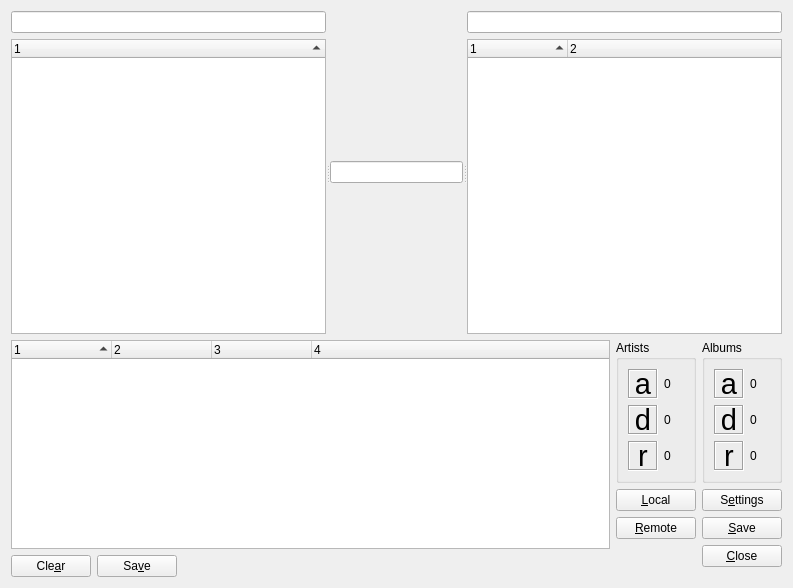
Old version of the form ui/main.ui in the repository KenjiTakahashi/gayeogi.
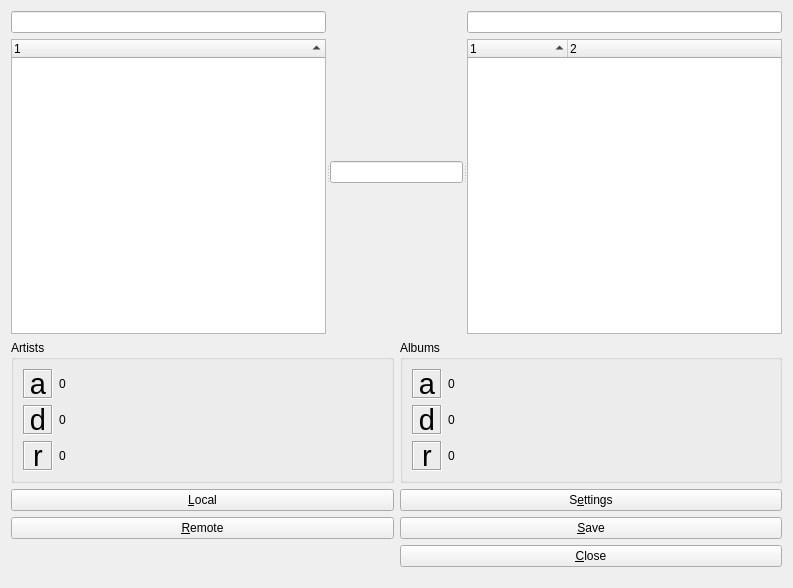
New version of the form.

What changed in the file:
```diff
--- a/ui/main.ui
+++ b/ui/main.ui
@@ -150,105 +150,6 @@
        <number>0</number>
       </property>
       <item>
-       <widget class="QWidget" name="widget_4" native="true">
-        <layout class="QVBoxLayout" name="verticalLayout_2">
-         <property name="margin">
-          <number>0</number>
-         </property>
-         <item>
-          <widget class="QTreeWidget" name="logs">
-           <property name="editTriggers">
-            <set>QAbstractItemView::NoEditTriggers</set>
-           </property>
-           <property name="alternatingRowColors">
-            <bool>true</bool>
-           </property>
-           <property name="indentation">
-            <number>0</number>
-           </property>
-           <property name="itemsExpandable">
-            <bool>false</bool>
-           </property>
-           <property name="sortingEnabled">
-            <bool>true</bool>
-           </property>
-           <property name="columnCount">
-            <number>4</number>
-           </property>
-           <column>
-            <property name="text">
-             <string notr="true">1</string>
-            </property>
-           </column>
-           <column>
-            <property name="text">
-             <string notr="true">2</string>
-            </property>
-           </column>
-           <column>
-            <property name="text">
-             <string notr="true">3</string>
-            </property>
-           </column>
-           <column>
-            <property name="text">
-             <string notr="true">4</string>
-            </property>
-           </column>
-          </widget>
-         </item>
-         <item>
-          <widget class="QWidget" name="widget_5" native="true">
-           <layout class="QHBoxLayout" name="horizontalLayout_3">
-            <property name="margin">
-             <number>0</number>
-            </property>
-            <item>
-             <widget class="QPushButton" name="clearLogs">
-              <property name="statusTip">
-               <string>Clear logs table</string>
-              </property>
-              <property name="text">
-               <string>Cle&amp;ar</string>
-              </property>
-             </widget>
-            </item>
-            <item>
-             <widget class="QPushButton" name="saveLogs">
-              <property name="statusTip">
-               <string>Save logs to file</string>
-              </property>
-              <property name="text">
-               <string>Sa&amp;ve</string>
-              </property>
-             </widget>
-            </item>
-            <item>
-             <spacer name="horizontalSpacer_2">
-              <property name="orientation">
-               <enum>Qt::Horizontal</enum>
-              </property>
-              <property name="sizeHint" stdset="0">
-               <size>
-                <width>162</width>
-                <height>20</height>
-               </size>
-              </property>
-             </spacer>
-            </item>
-           </layout>
-          </widget>
-         </item>
-        </layout>
-       </widget>
-      </item>
-      <item>
-       <widget class="QWidget" name="widget_2" native="true">
-        <layout class="QHBoxLayout" name="horizontalLayout_4">
-         <property name="margin">
-          <number>0</number>
-         </property>
-         <item>
           <widget class="QWidget" name="widget_9" native="true">
            <layout class="QVBoxLayout" name="verticalLayout_6">
             <property name="margin">
@@ -599,9 +500,6 @@
                </size>
               </property>
              </spacer>
-            </item>
-           </layout>
-          </widget>
          </item>
         </layout>
        </widget>
```
Lines whose indentation alone changed are shown as unchanged.
